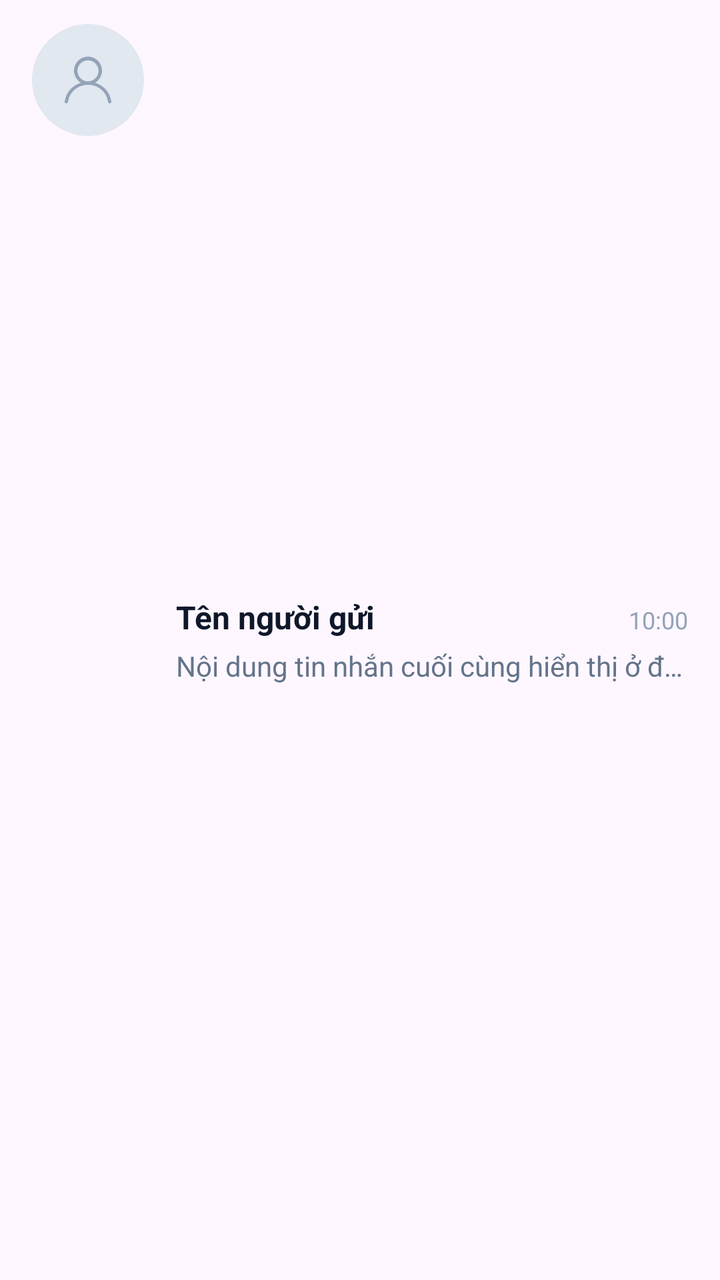
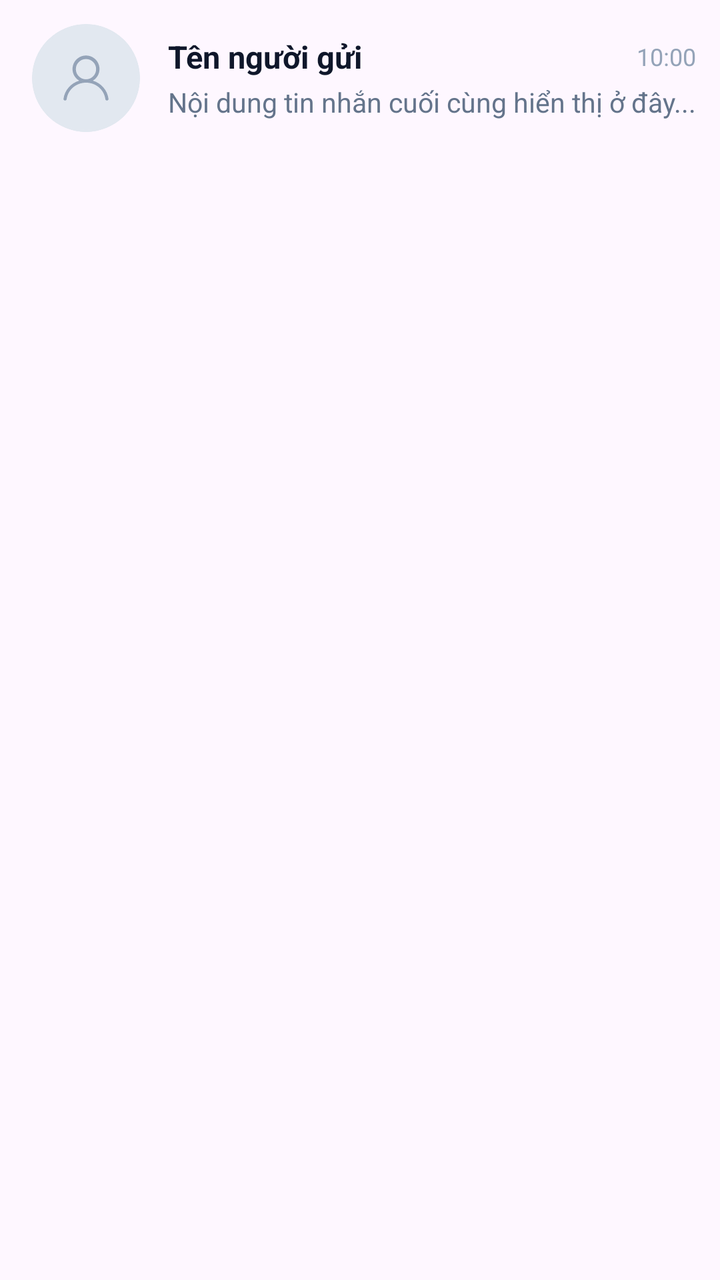

Compare the two renders of this Android layout. The source of the first and the diff that turns it into the second are given below.
<!-- AndroidManifest.xml: application theme Theme.UniStay -->
<!-- res/layout/item_chat_session.xml -->
<?xml version="1.0" encoding="utf-8"?>
<LinearLayout xmlns:android="http://schemas.android.com/apk/res/android"
    xmlns:app="http://schemas.android.com/apk/res-auto"
    android:layout_width="match_parent"
    android:layout_height="wrap_content"
    android:background="?attr/selectableItemBackground"
    android:clickable="true"
    android:focusable="true"
    android:orientation="horizontal"
    android:paddingHorizontal="16dp"
    android:paddingVertical="12dp">

    
    <com.google.android.material.card.MaterialCardView
        android:layout_width="56dp"
        android:layout_height="56dp"
        app:cardCornerRadius="28dp"
        app:cardElevation="0dp"
        app:strokeColor="#E2E8F0"
        app:strokeWidth="1dp">

        <ImageView
            android:id="@+id/ivAvatar"
            android:layout_width="match_parent"
            android:layout_height="match_parent"
            android:scaleType="centerCrop"
            android:src="@drawable/ic_default_avatar" />
    </com.google.android.material.card.MaterialCardView>

    <LinearLayout
        android:layout_width="0dp"
        android:layout_height="wrap_content"
        android:layout_gravity="center_vertical"
        android:layout_marginStart="16dp"
        android:layout_weight="1"
        android:orientation="vertical">

        <LinearLayout
            android:layout_width="match_parent"
            android:layout_height="wrap_content"
            android:orientation="horizontal">

            <TextView
                android:id="@+id/tvSenderName"
                android:layout_width="0dp"
                android:layout_height="wrap_content"
                android:layout_weight="1"
                android:ellipsize="end"
                android:maxLines="1"
                android:text="Tên người gửi"
                android:textColor="#0F172A"
                android:textSize="16sp"
                android:textStyle="bold" />

            <TextView
                android:id="@+id/tvTime"
                android:layout_width="wrap_content"
                android:layout_height="wrap_content"
                android:text="10:00"
                android:textColor="#94A3B8"
                android:textSize="12sp" />
        </LinearLayout>

        <TextView
            android:id="@+id/tvLastMessage"
            android:layout_width="match_parent"
            android:layout_height="wrap_content"
            android:layout_marginTop="4dp"
            android:ellipsize="end"
            android:maxLines="1"
            android:text="Nội dung tin nhắn cuối cùng hiển thị ở đây..."
            android:textColor="#64748B"
            android:textSize="14sp" />
    </LinearLayout>

    
    <TextView
        android:id="@+id/tvUnreadCount"
        android:layout_width="24dp"
        android:layout_height="24dp"
        android:layout_gravity="center_vertical"
        android:layout_marginStart="8dp"
        android:background="@drawable/bg_unread_badge"
        android:gravity="center"
        android:text="1"
        android:textColor="@android:color/white"
        android:textSize="12sp"
        android:textStyle="bold"
        android:visibility="gone" />

</LinearLayout>
<!-- resources referenced by this layout -->
<resources>
  <!-- drawable bg_unread_badge (drawable) -->
  <?xml version="1.0" encoding="utf-8"?>
  <shape xmlns:android="http://schemas.android.com/apk/res/android"
      android:shape="oval">
      <solid android:color="#EF4444" /> 
  </shape>
  <!-- drawable ic_default_avatar (drawable) -->
  <vector xmlns:android="http://schemas.android.com/apk/res/android"
      android:width="48dp"
      android:height="48dp"
      android:viewportWidth="48"
      android:viewportHeight="48">
      
      <path
          android:fillColor="#E2E8F0"
          android:pathData="M24,24m-24,0a24,24 0 1,0 48,0a24,24 0 1,0 -48,0" />
      
      <group
          android:translateX="12"
          android:translateY="12">
          <group
              android:translateX="2"
              android:translateY="2">
              <path
                  android:fillColor="#94A3B8"
                  android:pathData="M9.993,10.573a4.5,4.5 0 1 0 0,-9a4.5,4.5 0 0 0 0,9ZM10,0a6,6 0 0 1 3.04,11.174c3.688,1.11 6.458,4.218 6.955,8.078c0.047,0.367 -0.226,0.7 -0.61,0.745c-0.383,0.045 -0.733,-0.215 -0.78,-0.582c-0.54,-4.19 -4.169,-7.345 -8.57,-7.345c-4.425,0 -8.101,3.161 -8.64,7.345c-0.047,0.367 -0.397,0.627 -0.78,0.582c-0.384,-0.045 -0.657,-0.378 -0.61,-0.745c0.496,-3.844 3.281,-6.948 6.975,-8.068A6,6 0 0 1 10,0Z" />
          </group>
      </group>
  </vector>
  <style name="Theme.UniStay" parent="Base.Theme.UniStay" />
  <style name="Base.Theme.UniStay" parent="Theme.Material3.Light.NoActionBar">
          
          <item name="colorPrimary">@color/primaryColor</item>
          <item name="colorPrimaryVariant">@color/primaryDarkColor</item>
          <item name="colorOnPrimary">@color/white</item>
          <item name="colorSecondary">@color/colorAccent</item>
          <item name="colorSecondaryVariant">@color/primaryColor</item>
          <item name="colorOnSecondary">@color/white</item>
          
          <item name="android:statusBarColor">@color/primaryDarkColor</item>
      </style>
  <color name="primaryColor">#2563EB</color>
  <color name="primaryDarkColor">#1E40AF</color>
  <color name="white">#FFFFFF</color>
  <color name="colorAccent">#3B82F6</color>
</resources>

<!-- the commit's change to res/layout/item_chat_session.xml (unified diff, before → after) -->
@@ -1,91 +1,236 @@
 <?xml version="1.0" encoding="utf-8"?>
-<LinearLayout xmlns:android="http://schemas.android.com/apk/res/android"
+<HorizontalScrollView
+    xmlns:android="http://schemas.android.com/apk/res/android"
     xmlns:app="http://schemas.android.com/apk/res-auto"
+    android:id="@+id/swipeLayout"
     android:layout_width="match_parent"
     android:layout_height="wrap_content"
-    android:background="?attr/selectableItemBackground"
-    android:clickable="true"
-    android:focusable="true"
-    android:orientation="horizontal"
-    android:paddingHorizontal="16dp"
-    android:paddingVertical="12dp">
-
-    
-    <com.google.android.material.card.MaterialCardView
-        android:layout_width="56dp"
-        android:layout_height="56dp"
-        app:cardCornerRadius="28dp"
-        app:cardElevation="0dp"
-        app:strokeColor="#E2E8F0"
-        app:strokeWidth="1dp">
-
-        <ImageView
-            android:id="@+id/ivAvatar"
-            android:layout_width="match_parent"
-            android:layout_height="match_parent"
-            android:scaleType="centerCrop"
-            android:src="@drawable/ic_default_avatar" />
-    </com.google.android.material.card.MaterialCardView>
+    android:overScrollMode="never"
+    android:scrollbars="none">
 
     <LinearLayout
-        android:layout_width="0dp"
+        android:layout_width="wrap_content"
         android:layout_height="wrap_content"
-        android:layout_gravity="center_vertical"
-        android:layout_marginStart="16dp"
-        android:layout_weight="1"
-        android:orientation="vertical">
-
+        android:orientation="horizontal">
+
+        
         <LinearLayout
+            android:id="@+id/layoutMainContent"
             android:layout_width="match_parent"
             android:layout_height="wrap_content"
-            android:orientation="horizontal">
-
-            <TextView
-                android:id="@+id/tvSenderName"
+            android:background="?attr/selectableItemBackground"
+            android:clickable="true"
+            android:focusable="true"
+            android:gravity="center_vertical"
+            android:orientation="horizontal"
+            android:paddingHorizontal="16dp"
+            android:paddingVertical="12dp">
+
+            
+            <com.google.android.material.card.MaterialCardView
+                android:layout_width="54dp"
+                android:layout_height="54dp"
+                app:cardCornerRadius="27dp"
+                app:cardElevation="0dp"
+                app:strokeColor="#E2E8F0"
+                app:strokeWidth="1dp">
+
+                <ImageView
+                    android:id="@+id/ivAvatar"
+                    android:layout_width="match_parent"
+                    android:layout_height="match_parent"
+                    android:scaleType="centerCrop"
+                    android:src="@drawable/ic_default_avatar" />
+            </com.google.android.material.card.MaterialCardView>
+
+            <LinearLayout
                 android:layout_width="0dp"
                 android:layout_height="wrap_content"
+                android:layout_marginStart="14dp"
                 android:layout_weight="1"
-                android:ellipsize="end"
-                android:maxLines="1"
-                android:text="Tên người gửi"
-                android:textColor="#0F172A"
-                android:textSize="16sp"
-                android:textStyle="bold" />
-
+                android:orientation="vertical">
+
+                <LinearLayout
+                    android:layout_width="match_parent"
+                    android:layout_height="wrap_content"
+                    android:gravity="center_vertical"
+                    android:orientation="horizontal">
+
+                    
+                    <TextView
+                        android:id="@+id/tvPinBadge"
+                        android:layout_width="wrap_content"
+                        android:layout_height="wrap_content"
+                        android:layout_marginEnd="5dp"
+                        android:text="📌"
+                        android:textSize="13sp"
+                        android:visibility="gone" />
+
+                    
+                    <TextView
+                        android:id="@+id/tvSenderName"
+                        android:layout_width="0dp"
+                        android:layout_height="wrap_content"
+                        android:layout_weight="1"
+                        android:ellipsize="end"
+                        android:maxLines="1"
+                        android:text="Tên người gửi"
+                        android:textColor="#0F172A"
+                        android:textSize="15.5sp"
+                        android:textStyle="bold" />
+
+                    
+                    <TextView
+                        android:id="@+id/tvBlockedBadge"
+                        android:layout_width="wrap_content"
+                        android:layout_height="wrap_content"
+                        android:layout_marginEnd="6dp"
+                        android:background="@drawable/bg_search_bar"
+                        android:backgroundTint="#FEE2E2"
+                        android:paddingHorizontal="6dp"
+                        android:paddingVertical="2dp"
+                        android:text="🚫 Đã chặn"
+                        android:textColor="#DC2626"
+                        android:textSize="10.5sp"
+                        android:textStyle="bold"
+                        android:visibility="gone" />
+
+                    
+                    <TextView
+                        android:id="@+id/tvTime"
+                        android:layout_width="wrap_content"
+                        android:layout_height="wrap_content"
+                        android:text="10:00"
+                        android:textColor="#94A3B8"
+                        android:textSize="12sp" />
+                </LinearLayout>
+
+                <TextView
+                    android:id="@+id/tvLastMessage"
+                    android:layout_width="match_parent"
+                    android:layout_height="wrap_content"
+                    android:layout_marginTop="3dp"
+                    android:ellipsize="end"
+                    android:maxLines="1"
+                    android:text="Nội dung tin nhắn cuối cùng hiển thị ở đây..."
+                    android:textColor="#64748B"
+                    android:textSize="13.5sp" />
+            </LinearLayout>
+
+            
             <TextView
-                android:id="@+id/tvTime"
-                android:layout_width="wrap_content"
-                android:layout_height="wrap_content"
-                android:text="10:00"
-                android:textColor="#94A3B8"
-                android:textSize="12sp" />
+                android:id="@+id/tvUnreadCount"
+                android:layout_width="22dp"
+                android:layout_height="22dp"
+                android:layout_gravity="center_vertical"
+                android:layout_marginStart="8dp"
+                android:background="@drawable/bg_unread_badge"
+                android:gravity="center"
+                android:text="1"
+                android:textColor="@android:color/white"
+                android:textSize="11sp"
+                android:textStyle="bold"
+                android:visibility="gone" />
+
         </LinearLayout>
 
-        <TextView
-            android:id="@+id/tvLastMessage"
-            android:layout_width="match_parent"
-            android:layout_height="wrap_content"
-            android:layout_marginTop="4dp"
-            android:ellipsize="end"
-            android:maxLines="1"
-            android:text="Nội dung tin nhắn cuối cùng hiển thị ở đây..."
-            android:textColor="#64748B"
-            android:textSize="14sp" />
+        
+        <LinearLayout
+            android:id="@+id/layoutActions"
+            android:layout_width="wrap_content"
+            android:layout_height="match_parent"
+            android:orientation="horizontal">
+
+            
+            <LinearLayout
+                android:id="@+id/btnPin"
+                android:layout_width="66dp"
+                android:layout_height="match_parent"
+                android:background="#F59E0B"
+                android:clickable="true"
+                android:focusable="true"
+                android:foreground="?attr/selectableItemBackground"
+                android:gravity="center"
+                android:orientation="vertical">
+
+                <TextView
+                    android:id="@+id/tvPinIcon"
+                    android:layout_width="wrap_content"
+                    android:layout_height="wrap_content"
+                    android:text="📌"
+                    android:textSize="18sp" />
+
+                <TextView
+                    android:id="@+id/tvPinText"
+                    android:layout_width="wrap_content"
+                    android:layout_height="wrap_content"
+                    android:layout_marginTop="2dp"
+                    android:text="Ghim"
+                    android:textColor="#FFFFFF"
+                    android:textSize="11sp"
+                    android:textStyle="bold" />
+            </LinearLayout>
+
+            
+            <LinearLayout
+                android:id="@+id/btnBlock"
+                android:layout_width="66dp"
+                android:layout_height="match_parent"
+                android:background="#64748B"
+                android:clickable="true"
+                android:focusable="true"
+                android:foreground="?attr/selectableItemBackground"
+                android:gravity="center"
+                android:orientation="vertical">
+
+                <TextView
+                    android:id="@+id/tvBlockIcon"
+                    android:layout_width="wrap_content"
+                    android:layout_height="wrap_content"
+                    android:text="🚫"
+                    android:textSize="18sp" />
+
+                <TextView
+                    android:id="@+id/tvBlockText"
+                    android:layout_width="wrap_content"
+                    android:layout_height="wrap_content"
+                    android:layout_marginTop="2dp"
+                    android:text="Chặn"
+                    android:textColor="#FFFFFF"
+                    android:textSize="11sp"
+                    android:textStyle="bold" />
+            </LinearLayout>
+
+            
+            <LinearLayout
+                android:id="@+id/btnDelete"
+                android:layout_width="66dp"
+                android:layout_height="match_parent"
+                android:background="#EF4444"
+                android:clickable="true"
+                android:focusable="true"
+                android:foreground="?attr/selectableItemBackground"
+                android:gravity="center"
+                android:orientation="vertical">
+
+                <TextView
+                    android:layout_width="wrap_content"
+                    android:layout_height="wrap_content"
+                    android:text="🗑️"
+                    android:textSize="18sp" />
+
+                <TextView
+                    android:layout_width="wrap_content"
+                    android:layout_height="wrap_content"
+                    android:layout_marginTop="2dp"
+                    android:text="Xóa"
+                    android:textColor="#FFFFFF"
+                    android:textSize="11sp"
+                    android:textStyle="bold" />
+            </LinearLayout>
+
+        </LinearLayout>
+
     </LinearLayout>
 
-    
-    <TextView
-        android:id="@+id/tvUnreadCount"
-        android:layout_width="24dp"
-        android:layout_height="24dp"
-        android:layout_gravity="center_vertical"
-        android:layout_marginStart="8dp"
-        android:background="@drawable/bg_unread_badge"
-        android:gravity="center"
-        android:text="1"
-        android:textColor="@android:color/white"
-        android:textSize="12sp"
-        android:textStyle="bold"
-        android:visibility="gone" />
-
-</LinearLayout>
+</HorizontalScrollView>
<!-- resource entries referenced after the edit -->
@@ -1,5 +1,12 @@
 <!-- resources referenced by this layout -->
 <resources>
+  <!-- drawable bg_search_bar (drawable) -->
+  <?xml version="1.0" encoding="utf-8"?>
+  <shape xmlns:android="http://schemas.android.com/apk/res/android">
+      <solid android:color="#FFFFFF" />
+      <corners android:radius="14dp" />
+      <stroke android:width="1dp" android:color="#CBD5E1" />
+  </shape>
   <!-- drawable bg_unread_badge (drawable) -->
   <?xml version="1.0" encoding="utf-8"?>
   <shape xmlns:android="http://schemas.android.com/apk/res/android"
